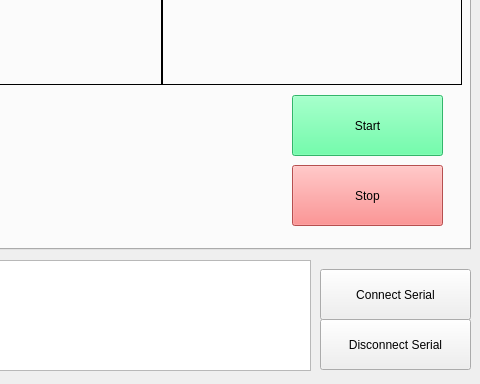
First picture: the form in demo2gui.ui, repository NickPolakrit/ImagePro67Gui, before the edit; both pictures show x 450 to 930 and y 301 to 685 of the 930 by 685 pixel window.
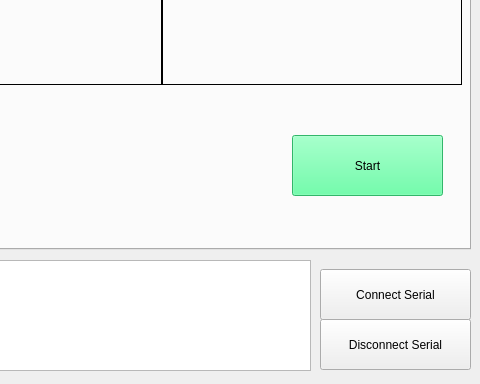
Second picture: the form after the edit. The open tabs and pages were chosen to show the change.

Diff of the .ui file:
```diff
--- a/demo2gui.ui
+++ b/demo2gui.ui
@@ -1593,7 +1593,7 @@
      <property name="geometry">
       <rect>
        <x>730</x>
-       <y>320</y>
+       <y>360</y>
        <width>151</width>
        <height>61</height>
       </rect>
@@ -1618,36 +1618,6 @@
       <bool>false</bool>
      </property>
     </widget>
-    <widget class="QPushButton" name="stop_card">
-     <property name="enabled">
-      <bool>true</bool>
-     </property>
-     <property name="geometry">
-      <rect>
-       <x>730</x>
-       <y>390</y>
-       <width>151</width>
-       <height>61</height>
-      </rect>
-     </property>
-     <property name="styleSheet">
-      <string notr="true">QPushButton{
-    background-color:rgb(255, 111, 110)
-}</string>
-     </property>
-     <property name="text">
-      <string>Stop</string>
-     </property>
-     <property name="autoDefault">
-      <bool>false</bool>
-     </property>
-     <property name="default">
-      <bool>false</bool>
-     </property>
-     <property name="flat">
-      <bool>false</bool>
-     </property>
-    </widget>
     <widget class="QLabel" name="card_output_3">
      <property name="geometry">
       <rect>
```
Left out of the diff: 2 changed lines with no effect on the pictures.
